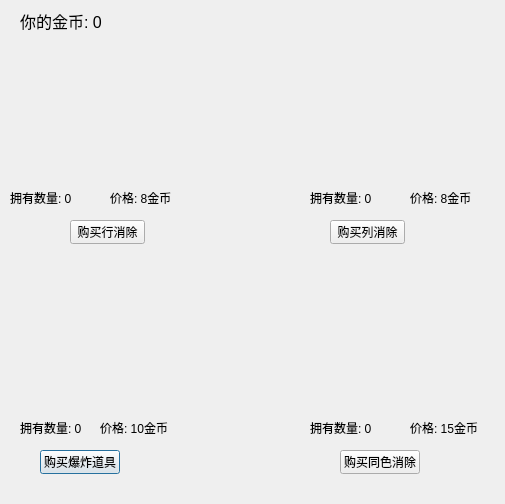
First picture: the form in propshop.ui, repository Nahjs/Bejeweled, before the edit.
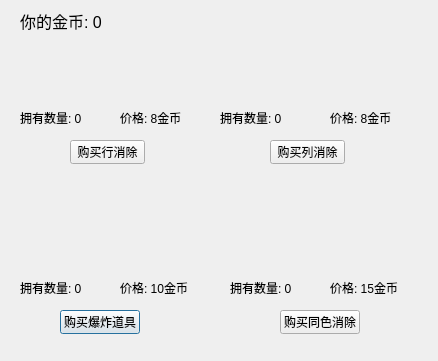
Second picture: the form after the edit.

Commit message: 商店界面调整了下组件，设置图标时出现了资源加载问题还未解决

Diff of the .ui file:
```diff
--- a/propshop.ui
+++ b/propshop.ui
@@ -6,8 +6,8 @@
    <rect>
     <x>0</x>
     <y>0</y>
-    <width>505</width>
-    <height>504</height>
+    <width>438</width>
+    <height>361</height>
    </rect>
   </property>
   <property name="windowTitle">
@@ -34,8 +34,8 @@
   <widget class="QPushButton" name="btn_buyBoom">
    <property name="geometry">
     <rect>
-     <x>40</x>
-     <y>450</y>
+     <x>60</x>
+     <y>310</y>
      <width>80</width>
      <height>24</height>
     </rect>
@@ -47,8 +47,8 @@
   <widget class="QLabel" name="label_boom_price">
    <property name="geometry">
     <rect>
-     <x>100</x>
-     <y>420</y>
+     <x>120</x>
+     <y>280</y>
      <width>69</width>
      <height>16</height>
     </rect>
@@ -61,7 +61,7 @@
    <property name="geometry">
     <rect>
      <x>20</x>
-     <y>420</y>
+     <y>280</y>
      <width>81</width>
      <height>16</height>
     </rect>
@@ -74,7 +74,7 @@
    <property name="geometry">
     <rect>
      <x>70</x>
-     <y>220</y>
+     <y>140</y>
      <width>75</width>
      <height>24</height>
     </rect>
@@ -86,8 +86,8 @@
   <widget class="QLabel" name="label_row_price">
    <property name="geometry">
     <rect>
-     <x>110</x>
-     <y>190</y>
+     <x>120</x>
+     <y>110</y>
      <width>62</width>
      <height>16</height>
     </rect>
@@ -99,8 +99,8 @@
   <widget class="QLabel" name="label_row_count">
    <property name="geometry">
     <rect>
-     <x>10</x>
-     <y>190</y>
+     <x>20</x>
+     <y>110</y>
      <width>81</width>
      <height>16</height>
     </rect>
@@ -112,8 +112,8 @@
   <widget class="QPushButton" name="btn_buyCol">
    <property name="geometry">
     <rect>
-     <x>330</x>
-     <y>220</y>
+     <x>270</x>
+     <y>140</y>
      <width>75</width>
      <height>24</height>
     </rect>
@@ -125,8 +125,8 @@
   <widget class="QLabel" name="label_col_price">
    <property name="geometry">
     <rect>
-     <x>410</x>
-     <y>190</y>
+     <x>330</x>
+     <y>110</y>
      <width>62</width>
      <height>16</height>
     </rect>
@@ -138,8 +138,8 @@
   <widget class="QLabel" name="label_col_count">
    <property name="geometry">
     <rect>
-     <x>310</x>
-     <y>190</y>
+     <x>220</x>
+     <y>110</y>
      <width>81</width>
      <height>16</height>
     </rect>
@@ -151,8 +151,8 @@
   <widget class="QPushButton" name="btn_buyColor">
    <property name="geometry">
     <rect>
-     <x>340</x>
-     <y>450</y>
+     <x>280</x>
+     <y>310</y>
      <width>80</width>
      <height>24</height>
     </rect>
@@ -164,8 +164,8 @@
   <widget class="QLabel" name="label_color_price">
    <property name="geometry">
     <rect>
-     <x>410</x>
-     <y>420</y>
+     <x>330</x>
+     <y>280</y>
      <width>69</width>
      <height>16</height>
     </rect>
@@ -177,8 +177,8 @@
   <widget class="QLabel" name="label_color_count">
    <property name="geometry">
     <rect>
-     <x>310</x>
-     <y>420</y>
+     <x>230</x>
+     <y>280</y>
      <width>81</width>
      <height>16</height>
     </rect>
```
Left out of the diff: 4 changed lines with no effect on the pictures.
